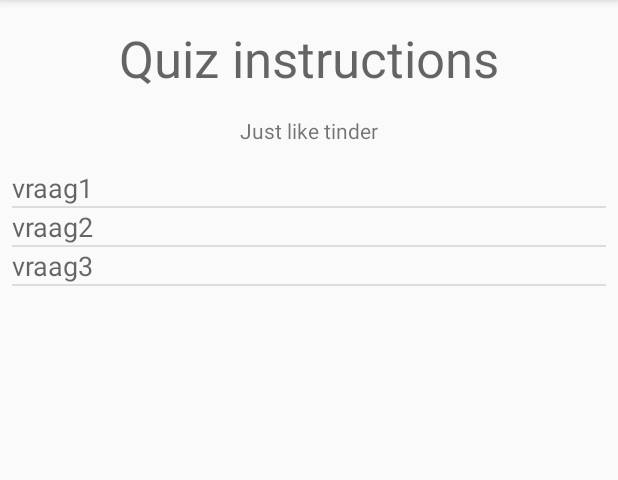
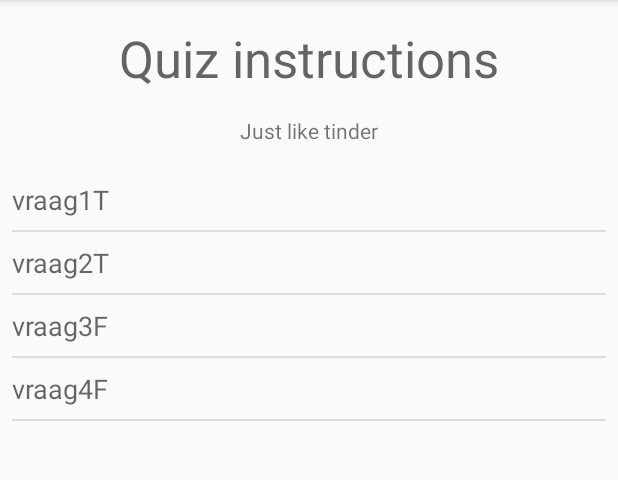
Before and after one commit to Casvantrierum/level2-task2, an Android app: the screen it shows after launch (MainActivity), on a phone screen of 412 x 824 dp, the part 84-564 px from its top. Run offline under Robolectric (Android 15) with nearby library versions, the phone set to English and light mode, and no system bars.

Commit message:
fixxed use of the list instead of a data class element when removing a list item

```diff
--- a/app/src/main/java/com/example/level2_task2/MainActivity.kt
+++ b/app/src/main/java/com/example/level2_task2/MainActivity.kt
@@ -31,7 +31,7 @@ class MainActivity : AppCompatActivity() {
         binding.rvQuestions.addItemDecoration(DividerItemDecoration(this@MainActivity, DividerItemDecoration.VERTICAL))
 
 
-        // Populate the places list and notify the data set has changed.
+        // Populate the question list and notify the data set has changed.
         for (i in Question.QUESTION_QUESTION.indices) {
             questions.add(Question(Question.QUESTION_QUESTION[i], Question.QUESTION_ANSWER[i]))
         }
@@ -60,12 +60,12 @@ class MainActivity : AppCompatActivity() {
             override fun onSwiped(viewHolder: RecyclerView.ViewHolder, direction: Int) {
                 val position = viewHolder.adapterPosition
 
-                if (direction == ItemTouchHelper.LEFT && !Question.QUESTION_ANSWER[position]){
+                if (direction == ItemTouchHelper.LEFT && !questions[position].answer){
                     println("links en false dus correct")
                     questions.removeAt(position)
                 }
-                else if (direction == ItemTouchHelper.RIGHT && Question.QUESTION_ANSWER[position]){
-                    println("rechts en goed dus correct en false dus correct")
+                else if (direction == ItemTouchHelper.RIGHT && questions[position].answer){
+                    println("rechts en true dus correct")
                     questions.removeAt(position)
                 }
                 else{
--- a/app/src/main/java/com/example/level2_task2/Question.kt
+++ b/app/src/main/java/com/example/level2_task2/Question.kt
@@ -6,15 +6,17 @@ data class Question(
 ) {
     companion object {
         val QUESTION_QUESTION = arrayOf(
-            "vraag1",
-            "vraag2",
-            "vraag3"
+            "vraag1T",
+            "vraag2T",
+            "vraag3F",
+            "vraag4F"
 
         )
         val QUESTION_ANSWER = arrayOf(
             true,
+            true,
             false,
-            true
+            false
         )
     }
 }
--- a/app/src/main/java/com/example/level2_task2/QuestionAdapter.kt
+++ b/app/src/main/java/com/example/level2_task2/QuestionAdapter.kt
@@ -6,7 +6,7 @@ import android.view.ViewGroup
 import androidx.recyclerview.widget.RecyclerView
 import com.example.level2_task2.databinding.ItemQuestionBinding
 
-class QuestionAdapter (private val places: List<Question>) :
+class QuestionAdapter (private val question: List<Question>) :
     RecyclerView.Adapter<QuestionAdapter.ViewHolder>(){
 
     inner class ViewHolder(itemView: View) : RecyclerView.ViewHolder(itemView) {
@@ -31,12 +31,12 @@ class QuestionAdapter (private val places: List<Question>) :
      * Returns the size of the list
      */
     override fun getItemCount(): Int {
-        return places.size
+        return question.size
     }
     /**
      * Called by RecyclerView to display the data at the specified position.
      */
     override fun onBindViewHolder(holder: ViewHolder, position: Int) {
-        holder.databind(places[position])
+        holder.databind(question[position])
     }
 }
--- a/app/src/main/res/layout/item_question.xml
+++ b/app/src/main/res/layout/item_question.xml
@@ -8,6 +8,8 @@
         android:id="@+id/tvQuestion"
         android:layout_width="0dp"
         android:layout_height="wrap_content"
+        android:layout_marginTop="8dp"
+        android:layout_marginBottom="8dp"
         android:textAppearance="@style/TextAppearance.AppCompat.Medium"
         app:layout_constraintBottom_toBottomOf="parent"
         app:layout_constraintEnd_toEndOf="parent"
```
